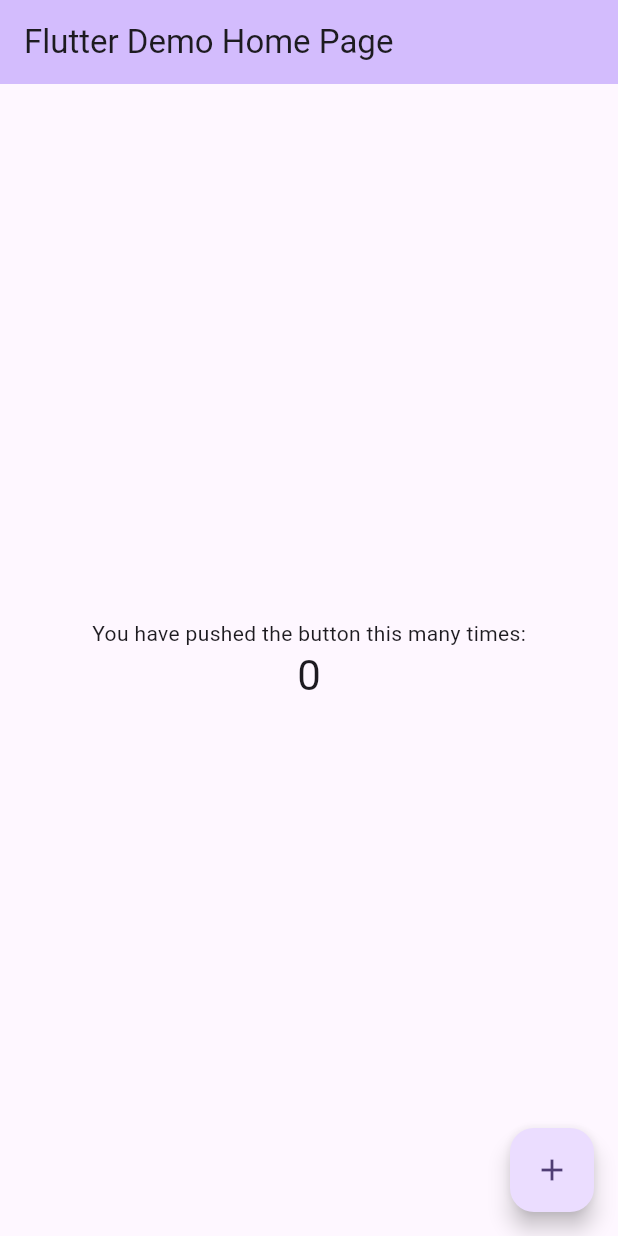
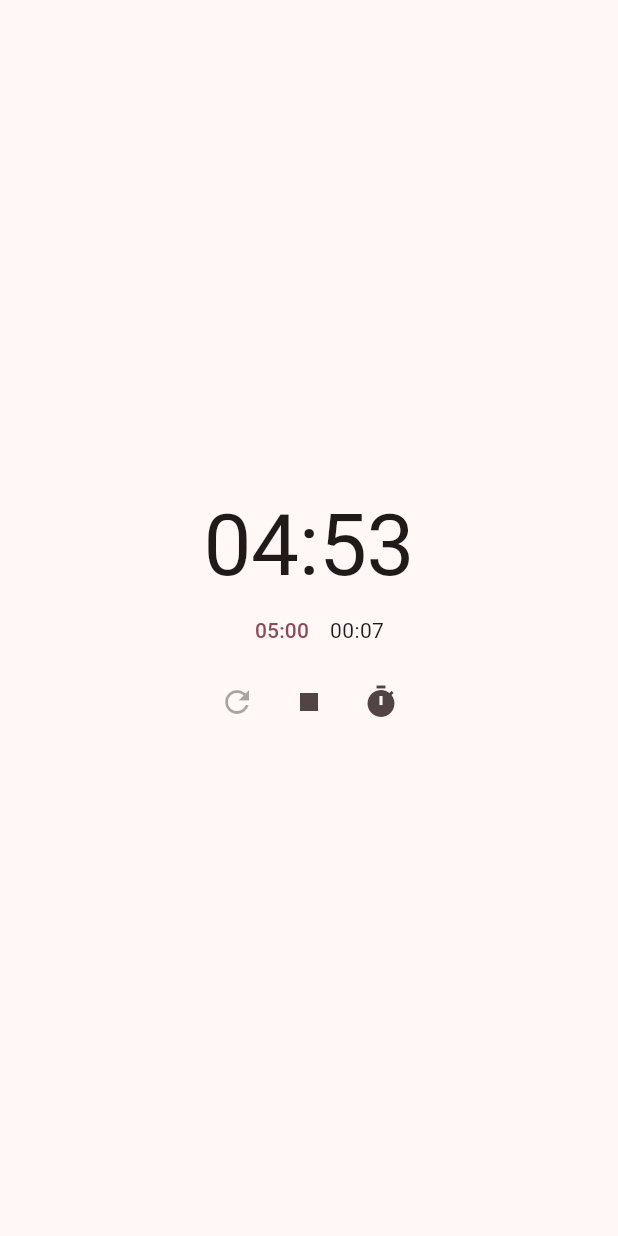
Before and after one commit to a-skua/timekeeper, a Flutter app: the screen it shows after launch, on a phone screen of 412 x 824 dp. Run offline on Flutter 3.47's test engine with Material 3 defaults, Android fonts, the phone set to English and light mode, and no system bars.

Commit message:
feat: First version

```diff
--- a/lib/main.dart
+++ b/lib/main.dart
@@ -1,125 +1,25 @@
 import 'package:flutter/material.dart';
+import './src/home.dart';
 
 void main() {
-  runApp(const MyApp());
+  runApp(const App());
 }
 
-class MyApp extends StatelessWidget {
-  const MyApp({super.key});
+const title = 'Timekeeper';
 
-  // This widget is the root of your application.
+class App extends StatelessWidget {
+  const App({super.key});
+
   @override
   Widget build(BuildContext context) {
     return MaterialApp(
-      title: 'Flutter Demo',
-      theme: ThemeData(
-        // This is the theme of your application.
-        //
-        // TRY THIS: Try running your application with "flutter run". You'll see
-        // the application has a purple toolbar. Then, without quitting the app,
-        // try changing the seedColor in the colorScheme below to Colors.green
-        // and then invoke "hot reload" (save your changes or press the "hot
-        // reload" button in a Flutter-supported IDE, or press "r" if you used
-        // the command line to start the app).
-        //
-        // Notice that the counter didn't reset back to zero; the application
-        // state is not lost during the reload. To reset the state, use hot
-        // restart instead.
-        //
-        // This works for code too, not just values: Most code changes can be
-        // tested with just a hot reload.
-        colorScheme: ColorScheme.fromSeed(seedColor: Colors.deepPurple),
-        useMaterial3: true,
-      ),
-      home: const MyHomePage(title: 'Flutter Demo Home Page'),
-    );
+        title: title,
+        theme: ThemeData(
+          colorScheme: ColorScheme.fromSeed(seedColor: Colors.pink),
+          useMaterial3: true,
+        ),
+        home: const Scaffold(
+          body: Home(),
+        ));
   }
 }
-
-class MyHomePage extends StatefulWidget {
-  const MyHomePage({super.key, required this.title});
-
-  // This widget is the home page of your application. It is stateful, meaning
-  // that it has a State object (defined below) that contains fields that affect
-  // how it looks.
-
-  // This class is the configuration for the state. It holds the values (in this
-  // case the title) provided by the parent (in this case the App widget) and
-  // used by the build method of the State. Fields in a Widget subclass are
-  // always marked "final".
-
-  final String title;
-
-  @override
-  State<MyHomePage> createState() => _MyHomePageState();
-}
-
-class _MyHomePageState extends State<MyHomePage> {
-  int _counter = 0;
-
-  void _incrementCounter() {
-    setState(() {
-      // This call to setState tells the Flutter framework that something has
-      // changed in this State, which causes it to rerun the build method below
-      // so that the display can reflect the updated values. If we changed
-      // _counter without calling setState(), then the build method would not be
-      // called again, and so nothing would appear to happen.
-      _counter++;
-    });
-  }
-
-  @override
-  Widget build(BuildContext context) {
-    // This method is rerun every time setState is called, for instance as done
-    // by the _incrementCounter method above.
-    //
-    // The Flutter framework has been optimized to make rerunning build methods
-    // fast, so that you can just rebuild anything that needs updating rather
-    // than having to individually change instances of widgets.
-    return Scaffold(
-      appBar: AppBar(
-        // TRY THIS: Try changing the color here to a specific color (to
-        // Colors.amber, perhaps?) and trigger a hot reload to see the AppBar
-        // change color while the other colors stay the same.
-        backgroundColor: Theme.of(context).colorScheme.inversePrimary,
-        // Here we take the value from the MyHomePage object that was created by
-        // the App.build method, and use it to set our appbar title.
-        title: Text(widget.title),
-      ),
-      body: Center(
-        // Center is a layout widget. It takes a single child and positions it
-        // in the middle of the parent.
-        child: Column(
-          // Column is also a layout widget. It takes a list of children and
-          // arranges them vertically. By default, it sizes itself to fit its
-          // children horizontally, and tries to be as tall as its parent.
-          //
-          // Column has various properties to control how it sizes itself and
-          // how it positions its children. Here we use mainAxisAlignment to
-          // center the children vertically; the main axis here is the vertical
-          // axis because Columns are vertical (the cross axis would be
-          // horizontal).
-          //
-          // TRY THIS: Invoke "debug painting" (choose the "Toggle Debug Paint"
-          // action in the IDE, or press "p" in the console), to see the
-          // wireframe for each widget.
-          mainAxisAlignment: MainAxisAlignment.center,
-          children: <Widget>[
-            const Text(
-              'You have pushed the button this many times:',
-            ),
-            Text(
-              '$_counter',
-              style: Theme.of(context).textTheme.headlineMedium,
-            ),
-          ],
-        ),
-      ),
-      floatingActionButton: FloatingActionButton(
-        onPressed: _incrementCounter,
-        tooltip: 'Increment',
-        child: const Icon(Icons.add),
-      ), // This trailing comma makes auto-formatting nicer for build methods.
-    );
-  }
-}
--- /dev/null
+++ b/lib/src/home.dart
@@ -0,0 +1,34 @@
+import 'package:flutter/material.dart';
+import 'package:flutter/services.dart';
+import './widgets/counter.dart';
+
+class Home extends StatelessWidget {
+  const Home({super.key});
+
+  @override
+  Widget build(BuildContext context) {
+    final counterKey = GlobalKey<CounterState>();
+    final counter = Counter(key: counterKey);
+
+    return KeyboardListener(
+      focusNode: FocusNode(),
+      autofocus: true,
+      onKeyEvent: (event) {
+        if (event.runtimeType != KeyDownEvent) return;
+        debugPrint(event.logicalKey.keyLabel);
+        switch (event.logicalKey) {
+          case LogicalKeyboardKey.keyL:
+            counterKey.currentState?.lap();
+            break;
+          case LogicalKeyboardKey.keyR:
+            counterKey.currentState?.reset();
+            break;
+          case LogicalKeyboardKey.keyS:
+            counterKey.currentState?.toggleStartStop();
+            break;
+        }
+      },
+      child: counter,
+    );
+  }
+}
--- /dev/null
+++ b/lib/src/widgets/counter.dart
@@ -0,0 +1,215 @@
+import 'dart:async' as async;
+import 'package:flutter/material.dart';
+import '../util/time.dart';
+
+typedef Second = int;
+
+class _Time extends StatelessWidget {
+  const _Time({required this.seconds, required this.style});
+
+  final Second seconds;
+  final TextStyle style;
+
+  @override
+  Widget build(BuildContext context) {
+    return Text(
+      seconds.toTimeString(),
+      style: style,
+    );
+  }
+}
+
+class Counter extends StatefulWidget {
+  const Counter({super.key, this.initialTime = 300});
+
+  final Second initialTime;
+
+  @override
+  State<Counter> createState() => CounterState();
+}
+
+class CounterState extends State<Counter> {
+  // 基準時間
+  late Second _referenceTime = widget.initialTime;
+  // 開始時間
+  DateTime _startTime = DateTime.now();
+  // ラップ開始時間
+  late DateTime _lapStartTime = _startTime;
+  // 現在の時間
+  late DateTime _currentTime = _startTime;
+  // タイマー
+  async.Timer? _timer;
+
+  final _lapTimes = <Second>[];
+
+  @override
+  void initState() {
+    super.initState();
+    _startTimer();
+  }
+
+  @override
+  void dispose() {
+    _stopTimer();
+    super.dispose();
+  }
+
+  get _isActive => _timer?.isActive ?? false;
+  get _isNotActive => !_isActive;
+
+  // 経過時間
+  get _elapsedTime => _currentTime.difference(_startTime).inSeconds;
+  get _lapElapsedTime => _currentTime.difference(_lapStartTime).inSeconds;
+
+  // 残り時間
+  get _remainingTime => _referenceTime - _lapElapsedTime;
+
+  reset() => _resetTimer();
+
+  _resetTimer() {
+    setState(() {
+      _startTime = DateTime.now();
+      _lapStartTime = _startTime;
+      _currentTime = _startTime;
+      _lapTimes.clear();
+    });
+  }
+
+  start() => _startTimer();
+
+  _startTimer() {
+    if (_isActive) return;
+
+    setState(() {
+      final now = DateTime.now();
+      _startTime = now.subtract(Duration(seconds: _elapsedTime));
+      _lapStartTime = now.subtract(Duration(seconds: _lapElapsedTime));
+      _currentTime = now;
+      _timer = async.Timer.periodic(const Duration(milliseconds: 200), (timer) {
+        setState(() {
+          _currentTime = DateTime.now();
+        });
+      });
+    });
+  }
+
+  stop() => _stopTimer();
+
+  _stopTimer() {
+    if (_isNotActive) return;
+
+    setState(() {
+      _timer?.cancel();
+    });
+  }
+
+  toggleStartStop() {
+    if (_isActive) {
+      stop();
+    } else {
+      start();
+    }
+  }
+
+  lap() => _lapTime();
+
+  _lapTime() {
+    setState(() {
+      _lapTimes.add(_lapElapsedTime);
+      _startTime = _currentTime.subtract(Duration(seconds: _elapsedTime));
+      _lapStartTime = _currentTime;
+    });
+  }
+
+  @override
+  Widget build(BuildContext context) {
+    return Stack(children: [
+      Center(
+        child: Column(mainAxisAlignment: MainAxisAlignment.center, children: [
+          _Time(
+            seconds: _remainingTime,
+            style: Theme.of(context).textTheme.displayLarge!.copyWith(
+                  color: _remainingTime < 0 ? Colors.red : null,
+                ),
+          ),
+          Row(mainAxisAlignment: MainAxisAlignment.center, children: [
+            TextButton(
+              onPressed: () => showDialog(
+                context: context,
+                builder: (context) {
+                  final controller = TextEditingController(
+                      text: _referenceTime.toTimeString());
+                  return AlertDialog(
+                    title: const Text('Set Time'),
+                    content: TextField(
+                      controller: controller,
+                    ),
+                    actions: [
+                      TextButton(
+                        onPressed: () {
+                          Navigator.of(context).pop();
+                          setState(() {
+                            _referenceTime = controller.text.toTimeSeconds();
+                          });
+                        },
+                        child: const Text('OK'),
+                      ),
+                    ],
+                  );
+                },
+              ),
+              child: Text(_referenceTime.toTimeString()),
+            ),
+            _Time(
+              seconds: _elapsedTime,
+              style: Theme.of(context).textTheme.bodyMedium!,
+            ),
+          ]),
+          Row(mainAxisAlignment: MainAxisAlignment.center, children: [
+            IconButton(
+              tooltip: '[R]eset',
+              icon: const Icon(Icons.refresh),
+              onPressed: _isNotActive ? () => _resetTimer() : null,
+            ),
+            if (_isNotActive)
+              IconButton(
+                tooltip: '[S]tart',
+                icon: const Icon(Icons.play_arrow),
+                onPressed: _isNotActive ? () => _startTimer() : null,
+              ),
+            if (_isActive)
+              IconButton(
+                tooltip: '[S]top',
+                icon: const Icon(Icons.stop),
+                onPressed: _isActive ? () => _stopTimer() : null,
+              ),
+            IconButton(
+              tooltip: '[L]ap',
+              icon: const Icon(Icons.timer),
+              onPressed: () => _lapTime(),
+            ),
+          ]),
+        ]),
+      ),
+      Align(
+        alignment: Alignment.topRight,
+        child: SingleChildScrollView(
+          child: Column(
+            children: _lapTimes.reversed
+                .map((lapTime) => Padding(
+                      padding: const EdgeInsets.symmetric(
+                        vertical: 8,
+                        horizontal: 16,
+                      ),
+                      child: _Time(
+                        seconds: lapTime,
+                        style: Theme.of(context).textTheme.bodyMedium!,
+                      ),
+                    ))
+                .toList(),
+          ),
+        ),
+      ),
+    ]);
+  }
+}
```
Also changed, not shown: lib/src/util/time.dart (added, +33 -0 lines), 2 other files.
